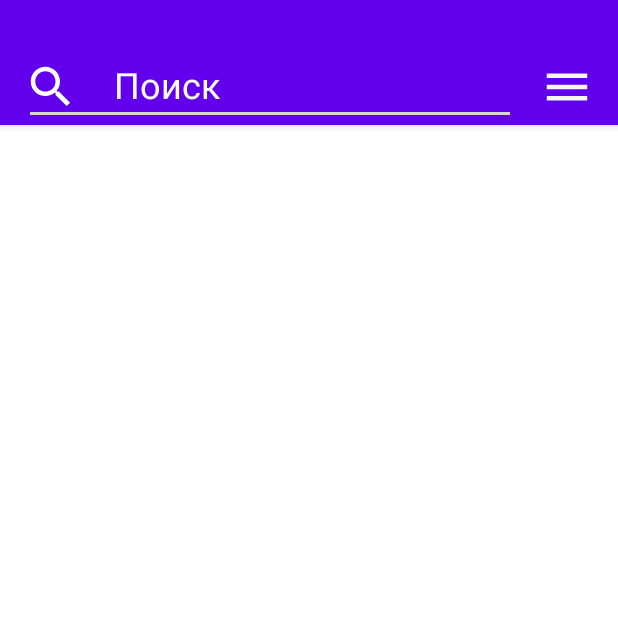
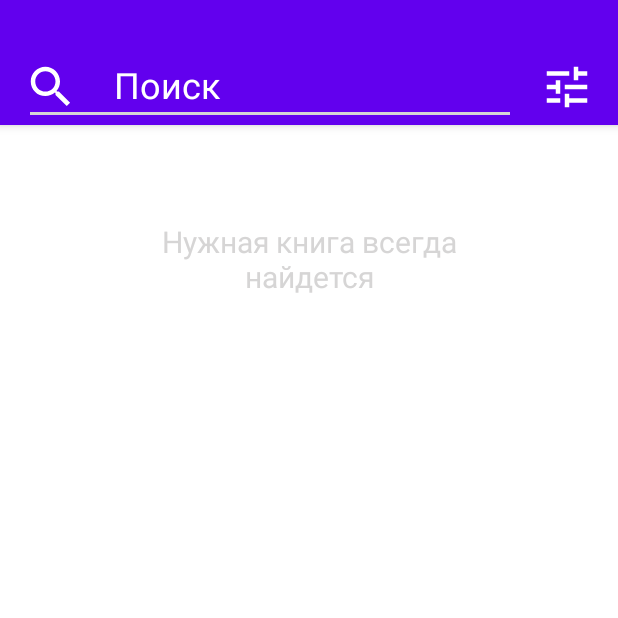
Before and after one commit to ToaMatatoa/googlebooks, an Android app: the screen it shows after launch (MainActivity), on a phone screen of 412 x 824 dp, the top half of it. Run offline under Robolectric (Android 15) with nearby library versions, the phone set to English and light mode, and no system bars; libraries missing offline, so code that uses them is left out: org.kodein.di; pictures from the network do not load; 5 statements that could not run were skipped.

Commit message:
little changed + added icon for settings + new dimens + placeholder for "no books" and it visibility + new string

```diff
--- a/app/src/main/java/com/example/googlebooks/ui/BookAdapter.kt
+++ b/app/src/main/java/com/example/googlebooks/ui/BookAdapter.kt
@@ -4,8 +4,6 @@ import android.view.LayoutInflater
 import android.view.ViewGroup
 import androidx.recyclerview.widget.RecyclerView
 import com.bumptech.glide.Glide
-import com.bumptech.glide.load.resource.bitmap.CenterCrop
-import com.bumptech.glide.load.resource.bitmap.RoundedCorners
 import com.example.googlebooks.R
 import com.example.googlebooks.data.remote.model.ResponseBooks.Book
 import com.example.googlebooks.databinding.RvItemBinding
--- a/app/src/main/java/com/example/googlebooks/ui/FragmentBooks.kt
+++ b/app/src/main/java/com/example/googlebooks/ui/FragmentBooks.kt
@@ -55,8 +55,10 @@ class FragmentBooks : Fragment(R.layout.fragment_books), KodeinAware {
             findNavController().navigate(R.id.action_fragmentBooks_to_fragmentSettings, null)
         }
 
-        viewModel.liveDataRemoteProvider.observe(viewLifecycleOwner, Observer {
-            bookAdapter?.addBooks(it)
+        viewModel.liveDataRemoteProvider.observe(viewLifecycleOwner, Observer { books ->
+            bookAdapter?.addBooks(books)
+            binding.ivNoBooksPlaceholder.visibility = if (books.isNotEmpty())
+                INVISIBLE else VISIBLE
         })
 
         binding.rvList.apply {
--- a/app/src/main/java/com/example/googlebooks/ui/FragmentSettings.kt
+++ b/app/src/main/java/com/example/googlebooks/ui/FragmentSettings.kt
@@ -1,15 +1,11 @@
 package com.example.googlebooks.ui
 
-import android.content.Context
-import android.content.SharedPreferences
 import android.os.Bundle
 import android.view.LayoutInflater
 import android.view.View
-import android.view.View.VISIBLE
 import android.view.ViewGroup
 import androidx.fragment.app.Fragment
 import androidx.navigation.fragment.findNavController
-import com.example.googlebooks.Constants
 import com.example.googlebooks.Constants.CHECK_ALL
 import com.example.googlebooks.Constants.CHECK_BY_AUTHOR
 import com.example.googlebooks.Constants.CHECK_BY_GENRE
@@ -17,7 +13,6 @@ import com.example.googlebooks.Constants.CHECK_BY_PUBLISHER
 import com.example.googlebooks.Constants.CHECK_BY_TITLE
 import com.example.googlebooks.R
 import com.example.googlebooks.databinding.FragmentSettingsBinding
-import org.kodein.di.Constant
 import org.kodein.di.Kodein
 import org.kodein.di.KodeinAware
 import org.kodein.di.KodeinTrigger
--- /dev/null
+++ b/app/src/main/res/drawable/ic_tune_black.xml
@@ -0,0 +1,4 @@
+<vector android:height="36dp" android:viewportHeight="24"
+    android:viewportWidth="24" android:width="36dp" xmlns:android="http://schemas.android.com/apk/res/android">
+    <path android:fillColor="#FFFFFF" android:pathData="M3,17v2h6v-2L3,17zM3,5v2h10L13,5L3,5zM13,21v-2h8v-2h-8v-2h-2v6h2zM7,9v2L3,11v2h4v2h2L9,9L7,9zM21,13v-2L11,11v2h10zM15,9h2L17,7h4L21,5h-4L17,3h-2v6z"/>
+</vector>
--- a/app/src/main/res/layout/fragment_books.xml
+++ b/app/src/main/res/layout/fragment_books.xml
@@ -65,13 +65,26 @@
                 android:layout_height="36dp"
                 android:layout_marginTop="4dp"
                 android:layout_marginEnd="16dp"
-                android:src="@drawable/ic_settings"
+                android:src="@drawable/ic_tune_black"
                 app:layout_constraintEnd_toEndOf="parent"
                 app:layout_constraintTop_toTopOf="parent" />
 
         </androidx.constraintlayout.widget.ConstraintLayout>
 
     </androidx.appcompat.widget.Toolbar>
+
+    <TextView
+        android:id="@+id/iv_no_books_placeholder"
+        android:layout_width="match_parent"
+        android:layout_height="wrap_content"
+        android:layout_marginHorizontal="@dimen/margin_size_64"
+        android:layout_marginTop="@dimen/margin_size_64"
+        android:gravity="center"
+        android:text="@string/Right_book_always_will_be_find"
+        android:textColor="@color/light_gray"
+        android:textSize="20sp"
+        app:layout_constraintStart_toStartOf="parent"
+        app:layout_constraintTop_toBottomOf="@id/toolbar_books" />
 
     <androidx.core.widget.NestedScrollView
         android:id="@+id/nsv_settings"
--- a/app/src/main/res/values/dimen.xml
+++ b/app/src/main/res/values/dimen.xml
@@ -3,6 +3,9 @@
     <dimen name="zero_width">0dp</dimen>
     <dimen name="width_24">24dp</dimen>
     <dimen name="height_24">24dp</dimen>
+    <dimen name="margin_size_64">64dp</dimen>
+    <dimen name="margin_size_48">48dp</dimen>
+    <dimen name="margin_size_32">32dp</dimen>
     <dimen name="margin_size_20">20dp</dimen>
     <dimen name="margin_size_16">16dp</dimen>
     <dimen name="margin_size_12">12dp</dimen>
--- a/app/src/main/res/values/strings.xml
+++ b/app/src/main/res/values/strings.xml
@@ -8,4 +8,5 @@
     <string name="search_by_genre">По жанру</string>
     <string name="search_by_publisher">По издателю</string>
     <string name="search">Поиск</string>
+    <string name="Right_book_always_will_be_find">Нужная книга всегда найдется</string>
 </resources>
```
